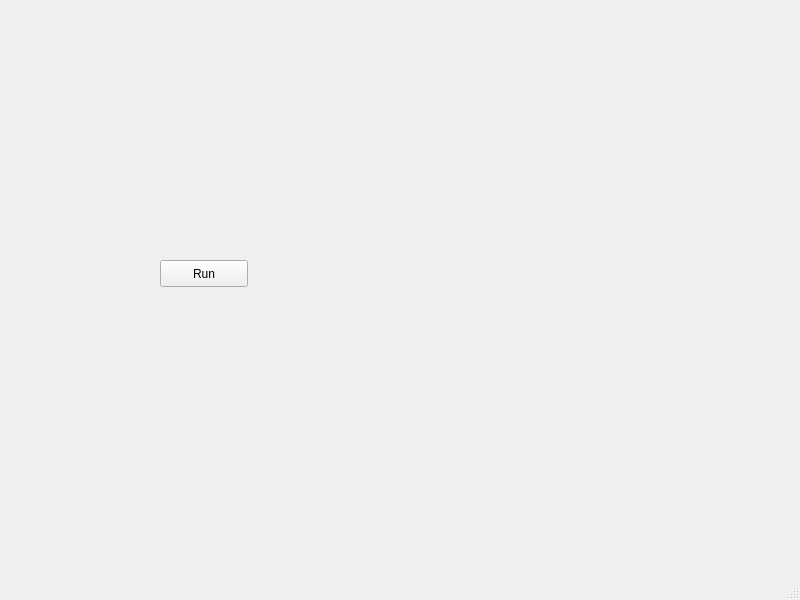
The window that src/gui/mainwindow.ui (grotsztaksel/ArcherAssistant) describes before a commit, drawn with Qt 5.
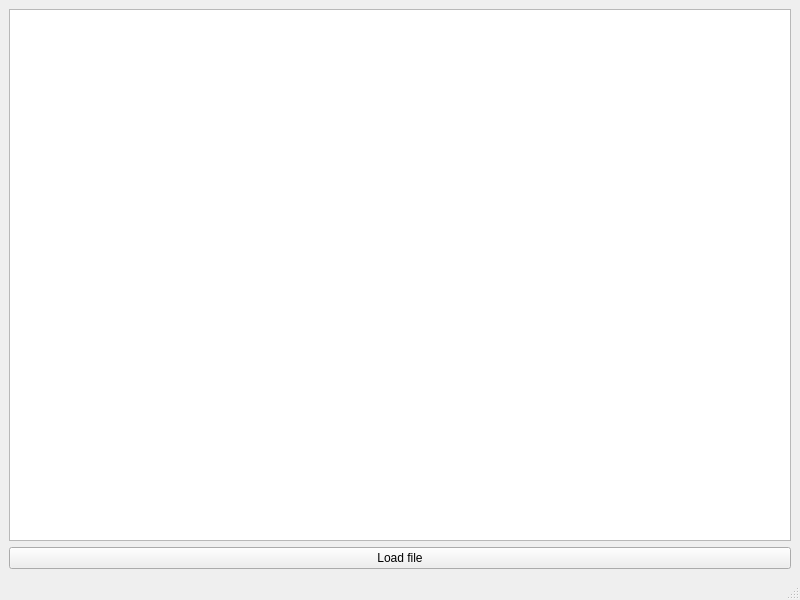
The same window after the commit.

Commit message: AATreeNode: Prepare UI for testing the AATreeModel

What changed in the file:
```diff
--- a/src/gui/mainwindow.ui
+++ b/src/gui/mainwindow.ui
@@ -14,19 +14,18 @@
    <string>MainWindow</string>
   </property>
   <widget class="QWidget" name="centralwidget">
+   <layout class="QVBoxLayout" name="verticalLayout">
+    <item>
+     <widget class="QTreeView" name="treeView"/>
+    </item>
+    <item>
    <widget class="QPushButton" name="pushButton">
-    <property name="geometry">
-     <rect>
-      <x>160</x>
-      <y>260</y>
-      <width>88</width>
-      <height>27</height>
-     </rect>
-    </property>
     <property name="text">
-     <string>Run</string>
-    </property>
-   </widget>
+       <string>Load file</string>
+      </property>
+     </widget>
+    </item>
+   </layout>
   </widget>
   <widget class="QMenuBar" name="menubar">
    <property name="geometry">
```
Left out of the diff: 2 changed lines with no effect on the pictures. Lines whose indentation alone changed are shown as unchanged. The commit also changes 2 other files.
